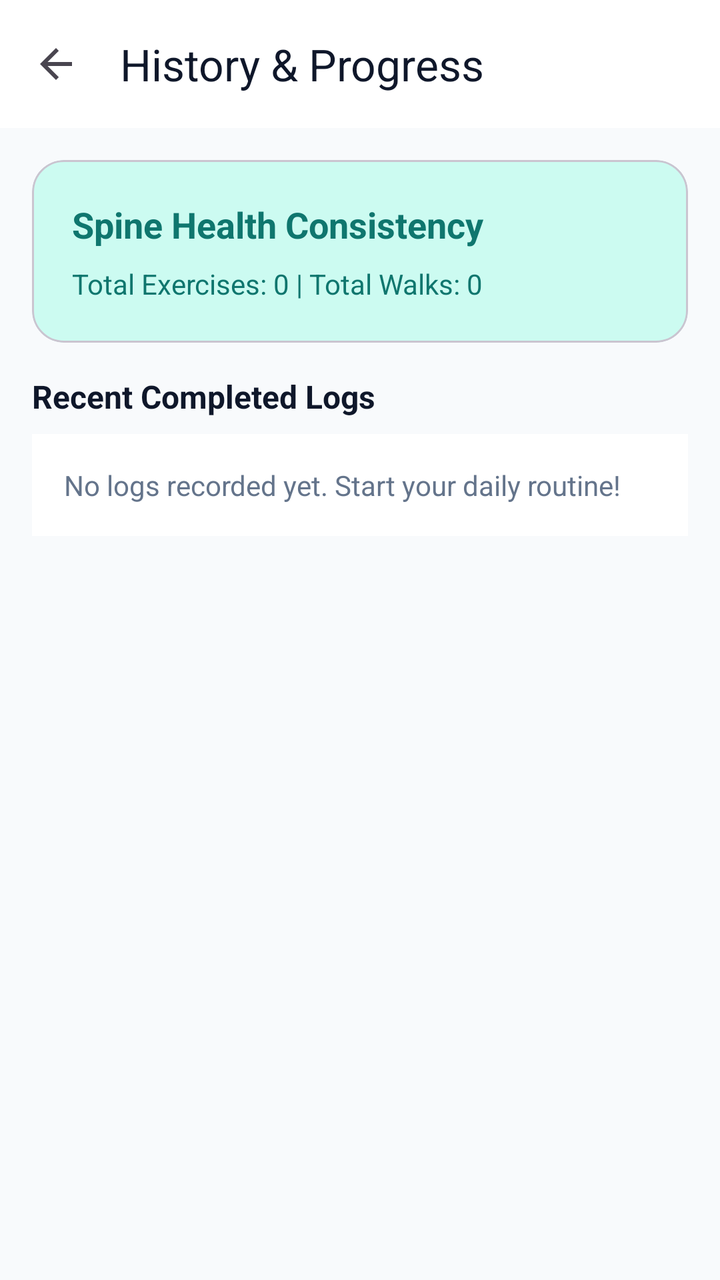
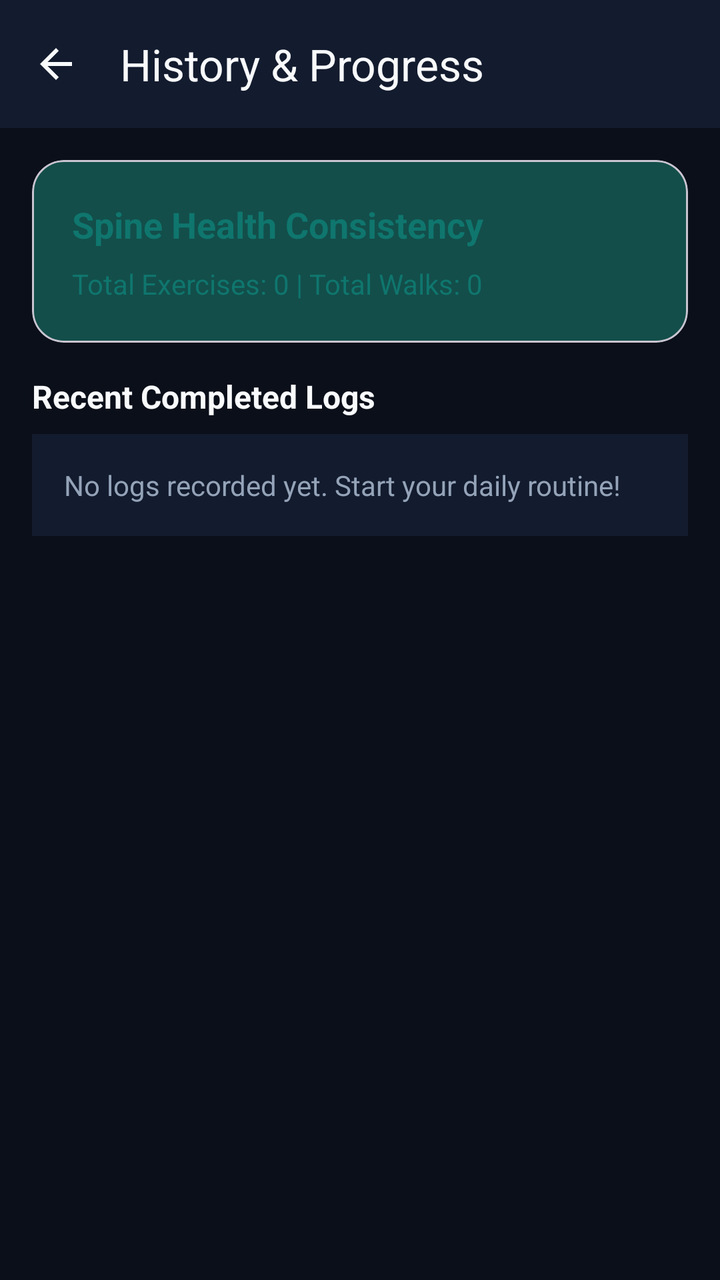

Two renders of the same Android screen: before a commit and after it. Below are the layout's source before the change and the commit's diff.
<!-- AndroidManifest.xml: application theme Theme.BackHealth -->
<!-- res/layout/activity_progress.xml -->
<?xml version="1.0" encoding="utf-8"?>
<LinearLayout xmlns:android="http://schemas.android.com/apk/res/android"
    xmlns:app="http://schemas.android.com/apk/res-auto"
    android:layout_width="match_parent"
    android:layout_height="match_parent"
    android:background="@color/background_light"
    android:orientation="vertical">

    <com.google.android.material.appbar.MaterialToolbar
        android:id="@+id/toolbarProgress"
        android:layout_width="match_parent"
        android:layout_height="?attr/actionBarSize"
        android:background="@color/surface_card"
        app:navigationIcon="?attr/homeAsUpIndicator"
        app:title="History &amp; Progress"
        app:titleTextColor="@color/text_primary" />

    <androidx.core.widget.NestedScrollView
        android:layout_width="match_parent"
        android:layout_height="match_parent"
        android:padding="16dp">

        <LinearLayout
            android:layout_width="match_parent"
            android:layout_height="wrap_content"
            android:orientation="vertical">

            
            <com.google.android.material.card.MaterialCardView
                android:layout_width="match_parent"
                android:layout_height="wrap_content"
                android:layout_marginBottom="16dp"
                app:cardBackgroundColor="@color/teal_light"
                app:cardCornerRadius="16dp"
                app:cardElevation="0dp">

                <LinearLayout
                    android:layout_width="match_parent"
                    android:layout_height="wrap_content"
                    android:orientation="vertical"
                    android:padding="20dp">

                    <TextView
                        android:layout_width="wrap_content"
                        android:layout_height="wrap_content"
                        android:text="Spine Health Consistency"
                        android:textColor="@color/teal_primary_dark"
                        android:textSize="18sp"
                        android:textStyle="bold" />

                    <TextView
                        android:id="@+id/tvTotalStats"
                        android:layout_width="wrap_content"
                        android:layout_height="wrap_content"
                        android:layout_marginTop="8dp"
                        android:text="Total Exercises: 0 | Total Walks: 0"
                        android:textColor="@color/teal_primary_dark"
                        android:textSize="14sp" />
                </LinearLayout>
            </com.google.android.material.card.MaterialCardView>

            <TextView
                android:layout_width="wrap_content"
                android:layout_height="wrap_content"
                android:layout_marginBottom="8dp"
                android:text="Recent Completed Logs"
                android:textColor="@color/text_primary"
                android:textSize="16sp"
                android:textStyle="bold" />

            <TextView
                android:id="@+id/tvLogsList"
                android:layout_width="match_parent"
                android:layout_height="wrap_content"
                android:background="@color/surface_card"
                android:lineSpacingExtra="6dp"
                android:padding="16dp"
                android:text="No logs recorded yet. Start your daily routine!"
                android:textColor="@color/text_secondary"
                android:textSize="14sp" />

        </LinearLayout>
    </androidx.core.widget.NestedScrollView>

</LinearLayout>
<!-- resources referenced by this layout -->
<resources>
  <color name="background_light">#F8FAFC</color>
  <color name="surface_card">#FFFFFF</color>
  <color name="teal_light">#CCFBF1</color>
  <color name="teal_primary_dark">#0F766E</color>
  <color name="text_primary">#0F172A</color>
  <color name="text_secondary">#64748B</color>
  <style name="Theme.BackHealth" parent="Theme.Material3.DayNight.NoActionBar">
          <item name="colorPrimary">@color/teal_primary</item>
          <item name="colorPrimaryDark">@color/teal_primary_dark</item>
          <item name="colorSecondary">@color/amber_accent</item>
          <item name="android:statusBarColor">@color/background_light</item>
          <item name="android:windowLightStatusBar">true</item>
          <item name="android:windowBackground">@color/background_light</item>
      </style>
  <color name="teal_primary">#0D9488</color>
  <color name="amber_accent">#F59E0B</color>
</resources>

<!-- the commit's change to res/layout/activity_progress.xml (unified diff, before → after) -->
@@ -12,6 +12,7 @@
         android:layout_height="?attr/actionBarSize"
         android:background="@color/surface_card"
         app:navigationIcon="?attr/homeAsUpIndicator"
+        app:navigationIconTint="@color/text_primary"
         app:title="History &amp; Progress"
         app:titleTextColor="@color/text_primary" />
 
<!-- resource entries referenced after the edit -->
@@ -1,20 +1,21 @@
 <!-- resources referenced by this layout -->
 <resources>
-  <color name="background_light">#F8FAFC</color>
-  <color name="surface_card">#FFFFFF</color>
-  <color name="teal_light">#CCFBF1</color>
+  <color name="background_light">#0B0F19</color>
+  <color name="surface_card">#131B2E</color>
+  <color name="teal_light">#134E4A</color>
   <color name="teal_primary_dark">#0F766E</color>
-  <color name="text_primary">#0F172A</color>
-  <color name="text_secondary">#64748B</color>
+  <color name="text_primary">#F8FAFC</color>
+  <color name="text_secondary">#94A3B8</color>
   <style name="Theme.BackHealth" parent="Theme.Material3.DayNight.NoActionBar">
           <item name="colorPrimary">@color/teal_primary</item>
           <item name="colorPrimaryDark">@color/teal_primary_dark</item>
           <item name="colorSecondary">@color/amber_accent</item>
-          <item name="android:statusBarColor">@color/background_light</item>
-          <item name="android:windowLightStatusBar">true</item>
-          <item name="android:windowBackground">@color/background_light</item>
+          <item name="android:statusBarColor">@color/bg_obsidian</item>
+          <item name="android:windowLightStatusBar">false</item>
+          <item name="android:windowBackground">@color/bg_obsidian</item>
       </style>
-  <color name="teal_primary">#0D9488</color>
-  <color name="amber_accent">#F59E0B</color>
+  <color name="teal_primary">#14B8A6</color>
+  <color name="amber_accent">#FBBF24</color>
+  <color name="bg_obsidian">#0B0F19</color>
 </resources>
 
